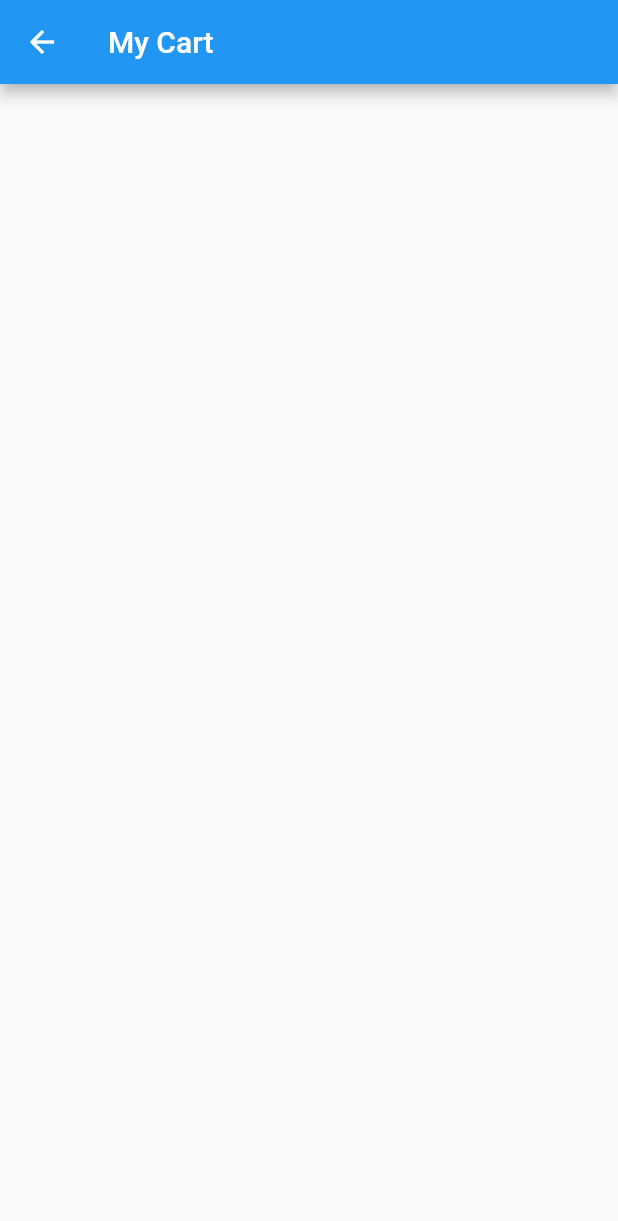
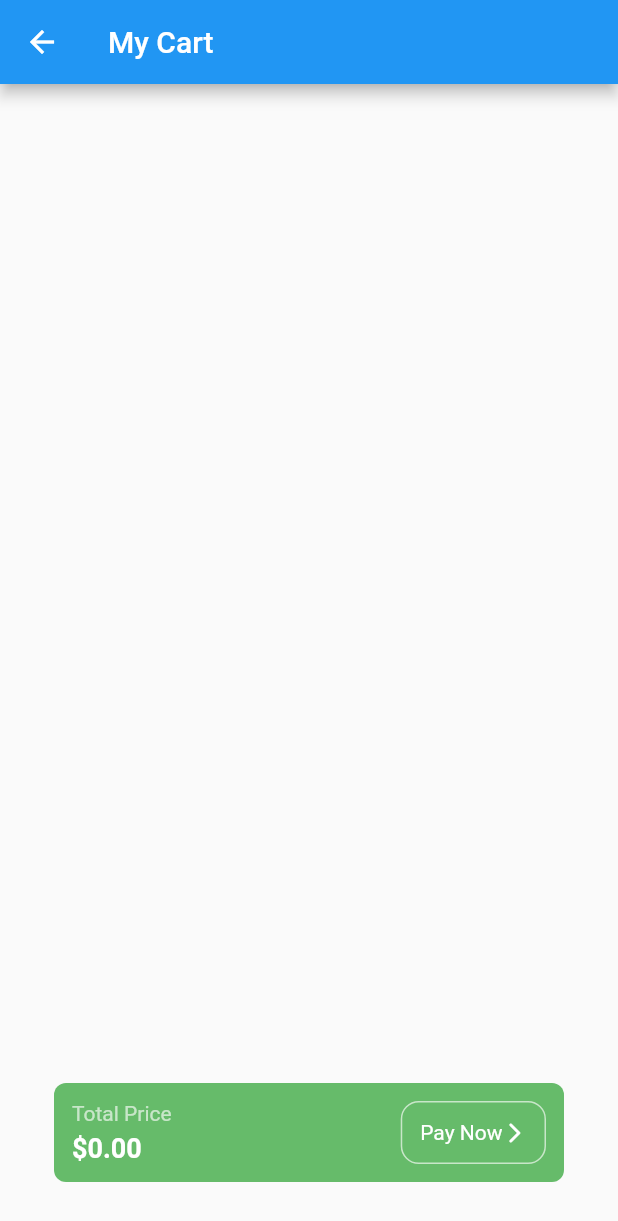
Before and after one commit to khodesmith/fruitshop, a Flutter app: the CartPage screen opened directly, on a phone screen of 412 x 824 dp. Shown: the top 1221 px of the screen. Run offline on Flutter 3.47's test engine with Material 2 defaults, Android fonts, the phone set to English and light mode, and no system bars; our stand-ins replace google_fonts.

Commit message:
Second upload, added Total Price and Pay now

```diff
--- a/lib/pages/cart_page.dart
+++ b/lib/pages/cart_page.dart
@@ -46,10 +46,63 @@ class CartPage extends StatelessWidget {
                     );
                   },
                 ),
+              ),
+              Padding(
+                padding: const EdgeInsets.all(36.0),
+                child: Container(
+                  decoration: BoxDecoration(
+                      color: Colors.green[400],
+                      borderRadius: BorderRadius.circular(8)),
+                  padding: const EdgeInsets.all(12),
+                  child: Row(
+                    mainAxisAlignment: MainAxisAlignment.spaceBetween,
+                    children: [
+                      Column(
+                        crossAxisAlignment: CrossAxisAlignment.start,
+                        children: [
+                          Text(
+                            "Total Price",
+                            style: TextStyle(color: Colors.green[100]),
+                          ),
+                          const SizedBox(
+                            height: 5,
+                          ),
+                          Text(
+                            "\$${value.calculateTotal()}",
+                            style: const TextStyle(
+                                color: Colors.white,
+                                fontSize: 18,
+                                fontWeight: FontWeight.bold),
                           )
+                        ],
+                      ),
+                      Container(
+                        decoration: BoxDecoration(
+                            border: Border.all(color: Colors.green.shade100),
+                            borderRadius: BorderRadius.circular(12)),
+                        padding: const EdgeInsets.all(12),
+                        child: Row(
+                          children: const [
+                            Text(
+                              "Pay Now",
+                              style: TextStyle(color: Colors.white),
+                            ),
+                            Icon(
+                              Icons.arrow_forward_ios_rounded,
+                              size: 16,
+                              color: Colors.white,
+                            ),
+                          ],
+                        ),
+                      )
+                    ],
+                  ),
+                ),
+              ),
             ],
           );
         },
-        ));
+      ),
+    );
   }
 }
```
Lines whose indentation alone changed are shown as unchanged.
